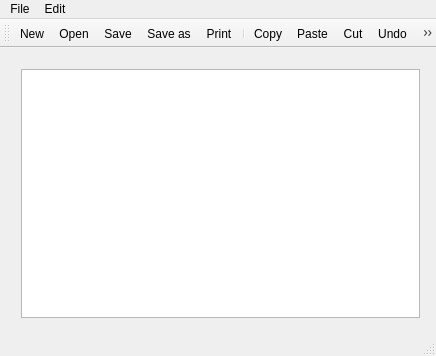
First picture: the form in src/mainwindow.ui, repository jeffuong/Axolotl, before the edit.
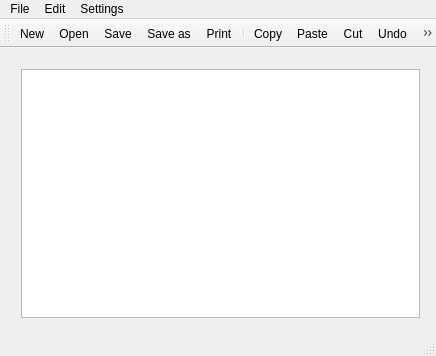
Second picture: the form after the edit. Icons and pictures are not drawn.

Commit message: fixed issues with line numbers not working with toolbar actions

The edit to the form file:
```diff
--- a/src/mainwindow.ui
+++ b/src/mainwindow.ui
@@ -63,8 +63,14 @@
     <addaction name="separator"/>
     <addaction name="actionFont"/>
    </widget>
+   <widget class="QMenu" name="menuSettings">
+    <property name="title">
+     <string>Settings</string>
+    </property>
+   </widget>
    <addaction name="menuFile"/>
    <addaction name="menuEdit"/>
+   <addaction name="menuSettings"/>
   </widget>
   <widget class="QToolBar" name="mainToolBar">
    <attribute name="toolBarArea">
```
The commit also changes 5 other files.
